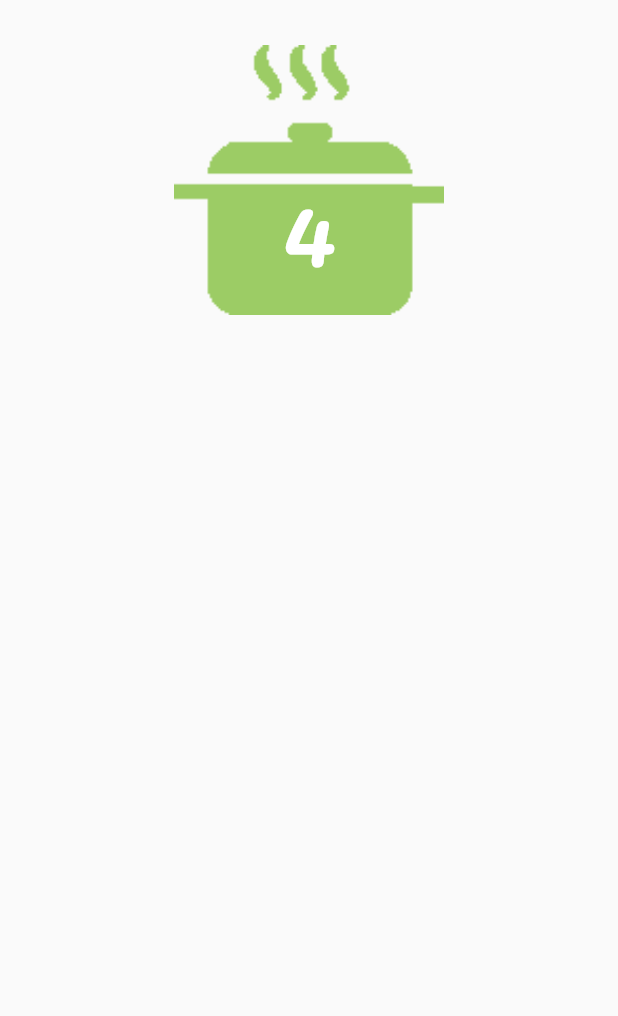
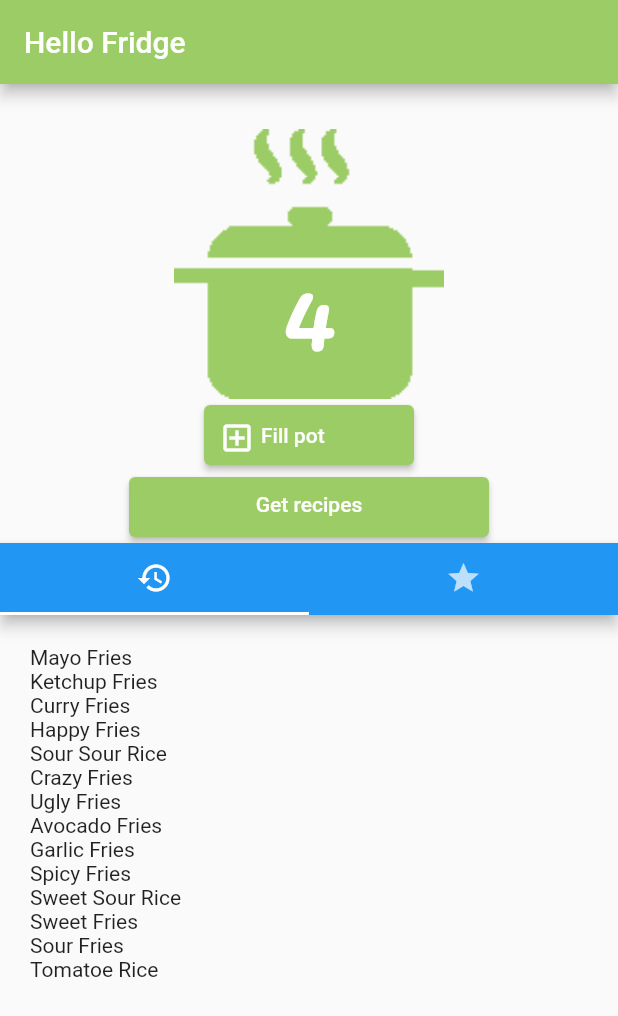
Before and after one commit to MouadhKh/helloFridge, a Flutter app: the screen it shows after launch, on a phone screen of 412 x 824 dp. Shown: the top 1016 px of the screen. Run offline on Flutter 3.47's test engine with Material 2 defaults, Android fonts, the phone set to English and light mode, and no system bars; missing offline and left inert: sign_button.

Commit message:
implement mainLayout, theme not working, log out button missing,no links for buttons and recipes are not clickable at all

```diff
--- a/lib/main.dart
+++ b/lib/main.dart
@@ -5,6 +5,7 @@ import 'package:hello_fridge/pot_widget.dart';
 import 'package:hello_fridge/sign_in.dart';
 import 'package:hello_fridge/single_ingredient.dart';
 import 'package:sign_button/sign_button.dart';
+import 'package:hello_fridge/main_layout.dart';
 
 void main() {
   final lightGreen = Color(0xff9ccc65);
@@ -27,7 +28,7 @@ void main() {
                   color: Colors.white),
               headline6: TextStyle(color: Colors.white))),
       //Scaffold take all the screen size
-      home: FillPotLayout()));
+      home: MainLayout()));
   // PotContentList()));
   // Pot()));
   // SignInLayout()));
--- /dev/null
+++ b/lib/main_layout.dart
@@ -0,0 +1,131 @@
+import 'package:flutter/material.dart';
+import 'package:hello_fridge/pot_widget.dart';
+
+class MainLayout extends StatefulWidget {
+  const MainLayout({Key? key}) : super(key: key);
+
+  @override
+  _MainLayoutState createState() => _MainLayoutState();
+}
+
+class _MainLayoutState extends State<MainLayout> {
+  @override
+  Widget build(BuildContext context) {
+    return Scaffold(
+        appBar: AppBar(
+          title: Text("Hello Fridge"),
+        ),
+        body: Padding(
+          padding: const EdgeInsets.only(top: 30),
+          child: Column(
+            mainAxisAlignment: MainAxisAlignment.start,
+            children: [Pot(),
+                ElevatedButton(
+                  style: ElevatedButton.styleFrom(padding: EdgeInsets.all(10.0)),
+                  onPressed: () {},
+                  child: SizedBox(
+                      width: 120,
+                      height: 20,
+                      child: Row(children: [
+                        Icon(Icons.add_box_outlined),
+                        SizedBox(width: 4),
+                        Text("Fill pot")
+                      ]))),
+              ElevatedButton(
+                  style: ElevatedButton.styleFrom(padding: EdgeInsets.all(10.0)),
+                  onPressed: () {},
+                  child: SizedBox(
+                      width: 220,
+                      height: 20,
+                      child: Text("Get recipes", textAlign: TextAlign.center)
+                      )),
+                TabBarFlexibleFractioallyRecipes()],
+          ),
+        ));
+  }
+}
+
+class TabBarFlexibleFractioallyRecipes extends StatelessWidget{
+  @override
+  Widget build(BuildContext context) {
+    return Flexible(
+        child:Container(
+            alignment: Alignment.bottomCenter,
+            child: FractionallySizedBox(
+                heightFactor: 1,
+                child: TabBarRecipes()
+            )
+        )
+    );
+  }
+}
+
+class TabBarRecipes extends StatelessWidget {
+  @override
+  Widget build(BuildContext context) {
+    return MaterialApp(
+      home: DefaultTabController(
+        length: 2,
+        child: Scaffold(
+          appBar: AppBar(
+            toolbarHeight: 0,
+            bottom: TabBar(
+              tabs: [
+                Tab(icon: Icon(Icons.history)),
+                Tab(icon: Icon(Icons.star)),
+              ],
+            ),
+          ),
+          body: TabBarView(
+            children: [
+              CustomScrollView(
+                shrinkWrap: true,
+                slivers: <Widget>[
+                  SliverPadding(
+                    padding: const EdgeInsets.all(20.0),
+                    sliver: SliverList(
+                      delegate: SliverChildListDelegate(
+                        <Widget>[
+                          const Text("Mayo Fries"),
+                          const Text("Ketchup Fries"),
+                          const Text('Curry Fries'),
+                          const Text('Happy Fries'),
+                          const Text('Sour Sour Rice'),
+                          const Text('Crazy Fries'),
+                          const Text('Ugly Fries'),
+                          const Text('Avocado Fries'),
+                          const Text('Garlic Fries'),
+                          const Text('Spicy Fries'),
+                          const Text('Sweet Sour Rice'),
+                          const Text('Sweet Fries'),
+                          const Text('Sour Fries'),
+                          const Text('Tomatoe Rice'),
+                        ],
+                      ),
+                    ),
+                  ),
+                ],
+              ),
+              CustomScrollView(
+                shrinkWrap: true,
+                slivers: <Widget>[
+                  SliverPadding(
+                    padding: const EdgeInsets.all(20.0),
+                    sliver: SliverList(
+                      delegate: SliverChildListDelegate(
+                        <Widget>[
+                          const Text('Sweet Sour Rice'),
+                          const Text('Tomatoe Rice'),
+                        ],
+                      ),
+                    ),
+                  ),
+                ],
+              ),
+            ],
+          ),
+        ),
+      ),
+    );
+  }
+}
```
